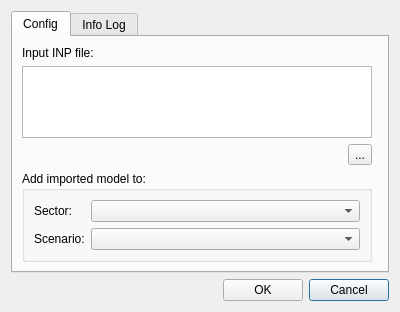
Above: core/ui/toolbars/utilities/import_inp.ui from ibergis/ibergis_qgis_plugin before the change. Below: the same form after it.
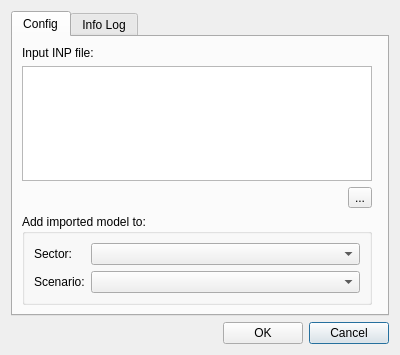
That is the form after the change.

Diff of the .ui file:
```diff
--- a/core/ui/toolbars/utilities/import_inp.ui
+++ b/core/ui/toolbars/utilities/import_inp.ui
@@ -7,7 +7,7 @@
     <x>0</x>
     <y>0</y>
     <width>400</width>
-    <height>300</height>
+    <height>355</height>
    </rect>
   </property>
   <property name="windowTitle">
```
Left out of the diff: 2 changed lines with no effect on the pictures.
